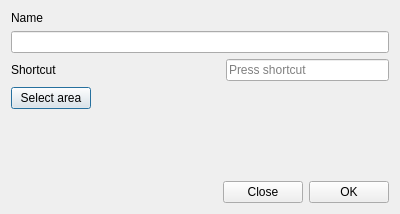
Before: the Qt Designer form InterfaceLayout/CustomAreaDialog.ui in epcak/yasuwo, drawn with Qt 5.
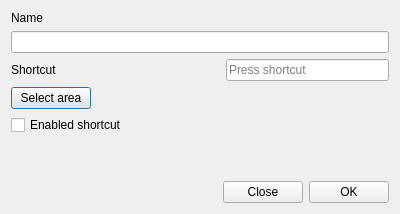
After: the same form once the commit is applied.

Diff of the .ui file:
```diff
--- a/InterfaceLayout/CustomAreaDialog.ui
+++ b/InterfaceLayout/CustomAreaDialog.ui
@@ -78,6 +78,17 @@
      </item>
     </layout>
    </item>
+   <item>
+    <layout class="QHBoxLayout" name="horizontalLayout_4">
+     <item>
+      <widget class="QCheckBox" name="CustomArea_EnabledShortcutCheckbox">
+       <property name="text">
+        <string>Enabled shortcut</string>
+       </property>
+      </widget>
+     </item>
+    </layout>
+   </item>
    <item>
     <spacer name="verticalSpacer">
      <property name="orientation">
```
